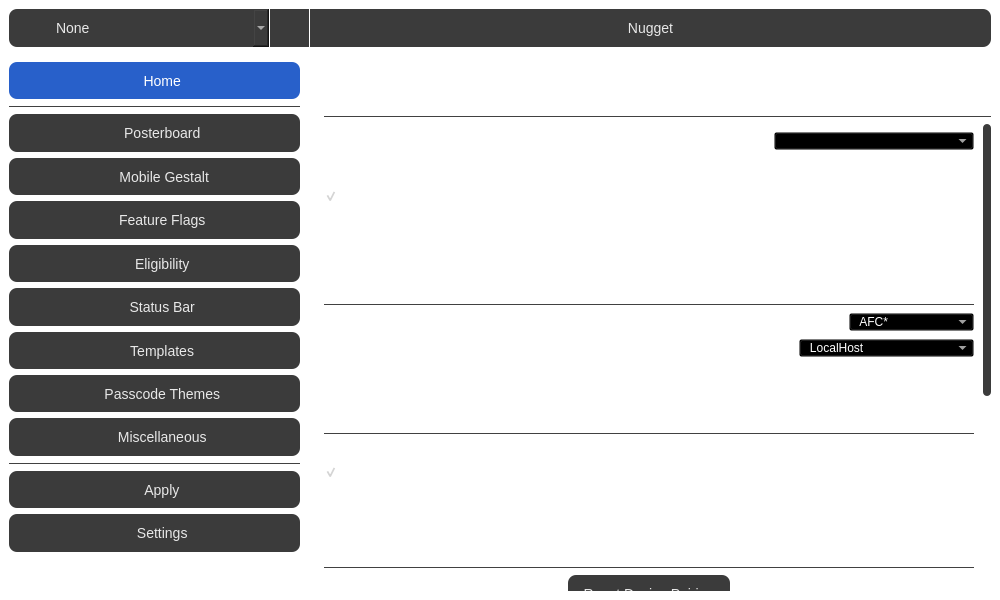
First picture: the form in src/qt/mainwindow.ui, repository leminlimez/Nugget, before the edit.
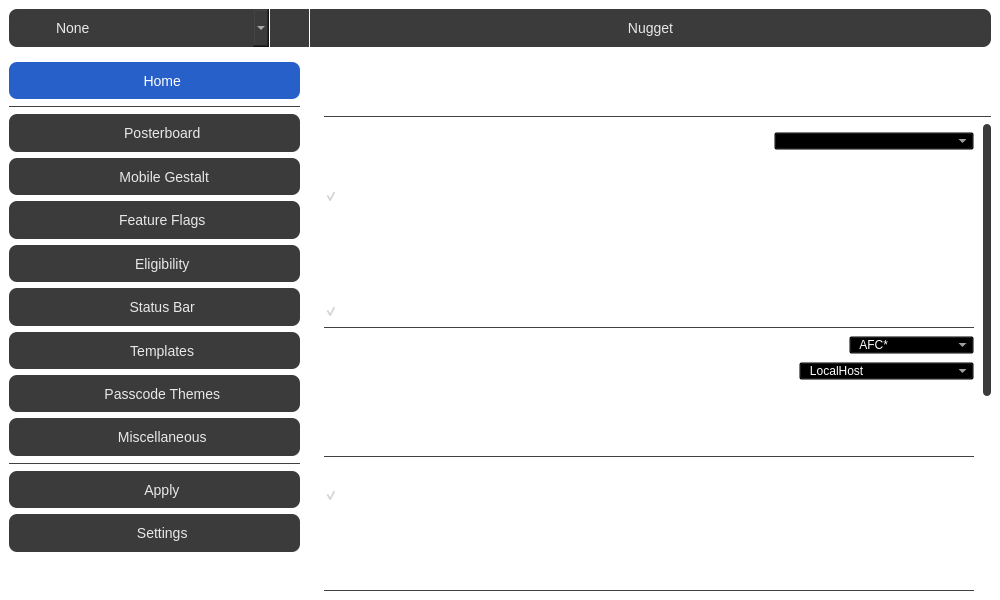
Second picture: the form after the edit. The open tabs and pages were chosen to show the change. Icons and pictures are not drawn.

Commit message: add new toggle to force refresh posterboard

The edit to the form file:
```diff
--- a/src/qt/mainwindow.ui
+++ b/src/qt/mainwindow.ui
@@ -11266,6 +11266,16 @@
                        </property>
                       </widget>
                      </item>
+                     <item>
+                      <widget class="QCheckBox" name="forcePBRefreshChk">
+                       <property name="text">
+                        <string>Force PosterBoard Refresh</string>
+                       </property>
+                       <property name="checked">
+                        <bool>true</bool>
+                       </property>
+                      </widget>
+                     </item>
                      <item>
                       <widget class="QWidget" name="bookrestoreWidget" native="true">
                        <layout class="QVBoxLayout" name="verticalLayout_62">
```
The commit also changes 7 other files.
